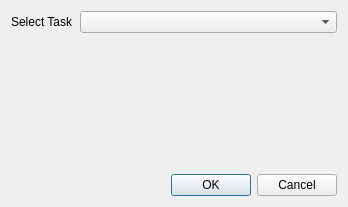
Qt form ui/task_list_dialog.ui (rootlocal/qt-time-tracker) before a commit.
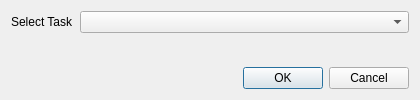
The same form after that commit.

Commit message: update task windows

```diff
--- a/ui/task_list_dialog.ui
+++ b/ui/task_list_dialog.ui
@@ -6,8 +6,8 @@
    <rect>
     <x>0</x>
     <y>0</y>
-    <width>348</width>
-    <height>207</height>
+    <width>420</width>
+    <height>100</height>
    </rect>
   </property>
   <property name="windowTitle">
@@ -39,10 +39,13 @@
      <property name="orientation">
       <enum>Qt::Vertical</enum>
      </property>
+     <property name="sizeType">
+      <enum>QSizePolicy::Expanding</enum>
+     </property>
      <property name="sizeHint" stdset="0">
       <size>
        <width>20</width>
-       <height>40</height>
+       <height>20</height>
       </size>
      </property>
     </spacer>
```
The commit also changes 14 other files.
